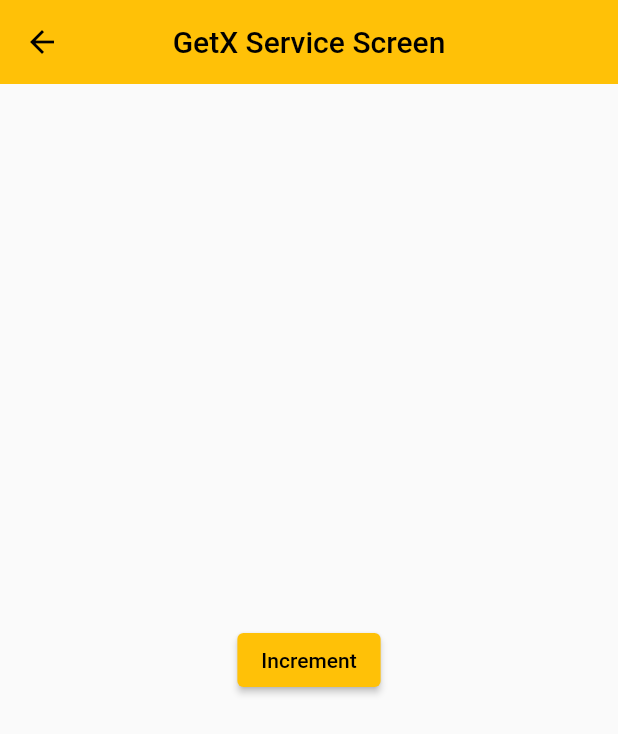
After one commit to chayan-1906/getx-demo, a Flutter app: the screen it shows after launch, after a tap on "GetX Service Screen", on a phone screen of 412 x 824 dp. The commit adds this screen. Shown: the top 734 px of the screen. Run offline on Flutter 3.47's test engine with Material 2 defaults, Android fonts, the phone set to English and light mode, and no system bars; our stand-ins replace get, shared_preferences.

Commit message:
#16, #17, #18 Dependency Injection, Service, Binding

```diff
--- /dev/null
+++ b/lib/getx_service_screen.dart
@@ -0,0 +1,35 @@
+import 'package:flutter/material.dart';
+import 'package:get/get.dart';
+
+import 'utils/service.dart';
+
+class GetXServiceScreen extends StatefulWidget {
+  static var getxServiceRoute = '/getx_service_screen';
+
+  const GetXServiceScreen({Key? key}) : super(key: key);
+
+  @override
+  State<GetXServiceScreen> createState() => _GetXServiceScreenState();
+}
+
+class _GetXServiceScreenState extends State<GetXServiceScreen> {
+  @override
+  Widget build(BuildContext context) {
+    return Scaffold(
+      appBar: AppBar(title: const Text('GetX Service Screen')),
+      body: Center(
+        child: Column(
+          mainAxisAlignment: MainAxisAlignment.center,
+          children: [
+            ElevatedButton(
+              onPressed: () {
+                Get.find<Service>().incrementCounter();
+              },
+              child: const Text('Increment'),
+            ),
+          ],
+        ),
+      ),
+    );
+  }
+}
--- a/lib/home_screen.dart
+++ b/lib/home_screen.dart
@@ -1,5 +1,6 @@
 import 'package:flutter/material.dart';
 import 'package:get/get.dart';
+import 'package:getx_demo/getx_service_screen.dart';
 import 'package:getx_demo/snackbar_screen.dart';
 import 'package:getx_demo/state_management_screen.dart';
 import 'package:getx_demo/student_screen.dart';
@@ -132,6 +133,15 @@ class HomeScreen extends StatelessWidget {
               child: const Text('Internationalization Screen'),
             ),
             const SizedBox(height: 10.0),
+
+            /// getx service screen
+            ElevatedButton(
+              onPressed: () {
+                Get.toNamed(GetXServiceScreen.getxServiceRoute);
+              },
+              child: const Text('GetX Service Screen'),
+            ),
+            const SizedBox(height: 10.0),
           ],
         ),
       ),
--- a/lib/internationalization_screen.dart
+++ b/lib/internationalization_screen.dart
@@ -1,6 +1,6 @@
 import 'package:flutter/material.dart';
 import 'package:get/get.dart';
-import 'package:getx_demo/custom_getx_controller.dart';
+import 'package:getx_demo/utils/custom_getx_controller.dart';
 
 class InternationalizationScreen extends StatefulWidget {
   static String internationalizationRoute = '/internationalization_screen';
--- a/lib/main.dart
+++ b/lib/main.dart
@@ -3,17 +3,24 @@ import 'package:get/get.dart';
 import 'package:getx_demo/bottom_sheet_screen.dart';
 import 'package:getx_demo/home_screen.dart';
 import 'package:getx_demo/internationalization_screen.dart';
-import 'package:getx_demo/snackbar_screen.dart';
 import 'package:getx_demo/state_management_screen.dart';
 import 'package:getx_demo/student_screen.dart';
 import 'package:getx_demo/unique_id_screen.dart';
 import 'package:getx_demo/workers_screen.dart';
-
+import 'utils/service.dart';
+import 'getx_service_screen.dart';
 import 'unknown_route_screen.dart';
 import 'utils/messages.dart';
 
-void main() {
+void main() async {
+  await initServices();
   runApp(const MyApp());
+}
+
+Future<void> initServices() async {
+  print('Init Services...');
+  await Get.putAsync<Service>(() async => await Service());
+  print('All Services started');
 }
 
 class MyApp extends StatelessWidget {
@@ -72,6 +79,11 @@ class MyApp extends StatelessWidget {
           page: () => const InternationalizationScreen(),
           transition: Transition.fade,
         ),
+        GetPage(
+          name: GetXServiceScreen.getxServiceRoute,
+          page: () => const GetXServiceScreen(),
+          transition: Transition.rightToLeft,
+        ),
       ],
 
       /// TODO: Unknown Routes not working
--- a/lib/state_management_screen.dart
+++ b/lib/state_management_screen.dart
@@ -1,6 +1,6 @@
 import 'package:flutter/material.dart';
 import 'package:get/get.dart';
-import 'package:getx_demo/custom_getx_controller.dart';
+import 'package:getx_demo/utils/custom_getx_controller.dart';
 
 class StateManagementScreen extends StatefulWidget {
   static String stateManagementRoute = '/state_management_screen';
--- a/lib/student_screen.dart
+++ b/lib/student_screen.dart
@@ -1,6 +1,6 @@
 import 'package:flutter/material.dart';
 import 'package:get/get.dart';
-import 'package:getx_demo/custom_getx_controller.dart';
+import 'package:getx_demo/utils/custom_getx_controller.dart';
 
 import 'student.dart';
 
--- a/lib/unique_id_screen.dart
+++ b/lib/unique_id_screen.dart
@@ -1,6 +1,6 @@
 import 'package:flutter/material.dart';
 import 'package:get/get.dart';
-import 'package:getx_demo/custom_getx_controller.dart';
+import 'package:getx_demo/utils/custom_getx_controller.dart';
 
 class UniqueIDScreen extends StatefulWidget {
   static String uniqueIDRoute = '/unique_id_screen';
--- /dev/null
+++ b/lib/utils/service.dart
@@ -0,0 +1,11 @@
+import 'package:get/get.dart';
+import 'package:shared_preferences/shared_preferences.dart';
+
+class Service extends GetxService {
+  Future<void> incrementCounter() async {
+    SharedPreferences sharedPreferences = await SharedPreferences.getInstance();
+    int counter = (sharedPreferences.getInt('counter') ?? 0) + 1;
+    print('Pressed $counter times');
+    await sharedPreferences.setInt('counter', counter);
+  }
+}
--- a/lib/workers_screen.dart
+++ b/lib/workers_screen.dart
@@ -1,6 +1,6 @@
 import 'package:flutter/material.dart';
 import 'package:get/get.dart';
-import 'package:getx_demo/custom_getx_controller.dart';
+import 'package:getx_demo/utils/custom_getx_controller.dart';
 
 class WorkersScreen extends StatefulWidget {
   static String workersRoute = '/workers_screen';
--- a/pubspec.yaml
+++ b/pubspec.yaml
@@ -37,6 +37,7 @@ dependencies:
   # Use with the CupertinoIcons class for iOS style icons.
   cupertino_icons: ^1.0.5
   get: ^4.6.5
+  shared_preferences: ^2.0.15
 
 dev_dependencies:
   flutter_test:
```
Also changed, not shown: lib/utils/custom_getx_controller.dart (renamed from lib/custom_getx_controller.dart), pubspec.lock, 7 other files.
